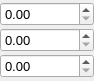
The window that src/gui/keywordwidgets/vec3double.ui (disorderedmaterials/dissolve) describes before a commit, drawn with Qt 5.
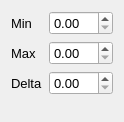
The same window after the commit. Custom widgets are drawn as their Qt base class.

Commit message: vec3 labels

The edit to the form file:
```diff
--- a/src/gui/keywordwidgets/vec3double.ui
+++ b/src/gui/keywordwidgets/vec3double.ui
@@ -6,8 +6,8 @@
    <rect>
     <x>0</x>
     <y>0</y>
-    <width>94</width>
-    <height>81</height>
+    <width>124</width>
+    <height>122</height>
    </rect>
   </property>
   <property name="font">
@@ -18,30 +18,40 @@
   <property name="windowTitle">
    <string>Form</string>
   </property>
-  <layout class="QVBoxLayout" name="verticalLayout">
-   <property name="spacing">
-    <number>0</number>
-   </property>
-   <property name="leftMargin">
-    <number>0</number>
-   </property>
-   <property name="topMargin">
-    <number>0</number>
-   </property>
-   <property name="rightMargin">
-    <number>0</number>
-   </property>
-   <property name="bottomMargin">
-    <number>0</number>
-   </property>
-   <item>
+  <layout class="QGridLayout" name="gridLayout">
+   <item row="5" column="1">
+    <layout class="QFormLayout" name="formLayout">
+     <item row="0" column="0">
+      <widget class="QLabel" name="MinLabel">
+       <property name="text">
+        <string>Min</string>
+       </property>
+      </widget>
+     </item>
+     <item row="1" column="0">
+      <widget class="QLabel" name="MaxLabel">
+       <property name="text">
+        <string>Max</string>
+       </property>
+      </widget>
+     </item>
+     <item row="2" column="0">
+      <widget class="QLabel" name="DeltaLabel">
+       <property name="text">
+        <string>Delta</string>
+       </property>
+      </widget>
+     </item>
+     <item row="0" column="1">
     <widget class="ExponentialSpin" name="Spin1"/>
    </item>
-   <item>
+     <item row="1" column="1">
     <widget class="ExponentialSpin" name="Spin2"/>
    </item>
-   <item>
+     <item row="2" column="1">
     <widget class="ExponentialSpin" name="Spin3"/>
+     </item>
+    </layout>
    </item>
   </layout>
  </widget>
```
Lines whose indentation alone changed are shown as unchanged. The commit also changes 10 other files.
